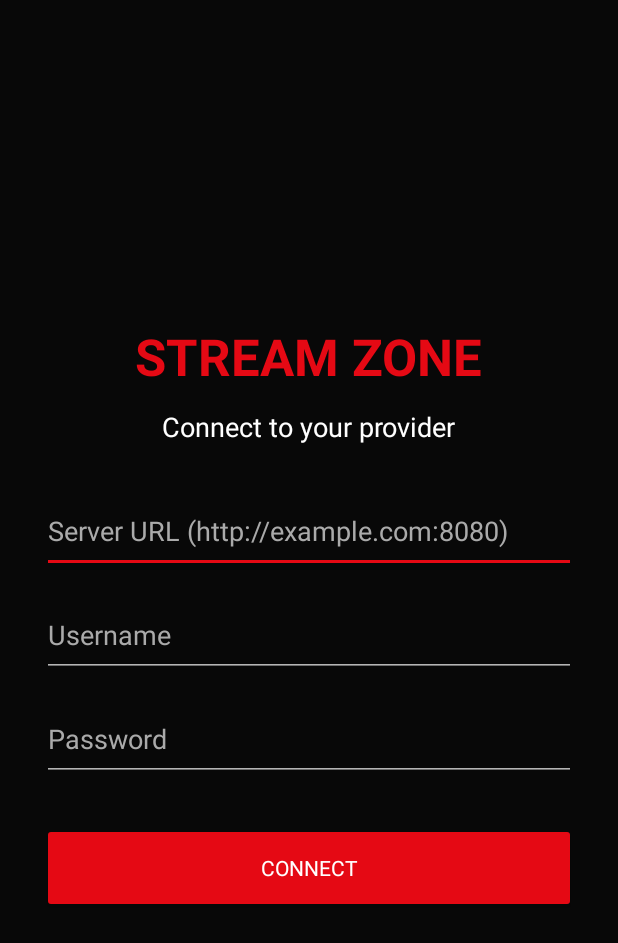
After one commit to MANOTTI5/Stream-Zone-New, an Android app: the LoginActivity screen opened directly, with no data from a screen before it, on a phone screen of 412 x 824 dp. The commit adds this screen. Shown: the top 943 px of the screen. Run offline under Robolectric (Android 15) with nearby library versions, the phone set to English and light mode, and no system bars.

Commit message:
Add Xtream Codes login screen

```diff
--- a/app/src/main/AndroidManifest.xml
+++ b/app/src/main/AndroidManifest.xml
@@ -20,6 +20,7 @@
 
         </activity>
 
+        <activity android:name=".LoginActivity" android:exported="false" />
     </application>
 
 </manifest>
--- /dev/null
+++ b/app/src/main/java/com/streamzone/app/LoginActivity.kt
@@ -0,0 +1,36 @@
+package com.streamzone.app
+
+import android.app.Activity
+import android.os.Bundle
+import android.widget.Button
+import android.widget.EditText
+import android.widget.Toast
+
+class LoginActivity : Activity() {
+
+    override fun onCreate(savedInstanceState: Bundle?) {
+        super.onCreate(savedInstanceState)
+        setContentView(R.layout.activity_login)
+
+        val serverUrl = findViewById<EditText>(R.id.serverUrl)
+        val username = findViewById<EditText>(R.id.username)
+        val password = findViewById<EditText>(R.id.password)
+        val connectButton = findViewById<Button>(R.id.connectButton)
+
+        connectButton.setOnClickListener {
+            val server = serverUrl.text.toString().trim()
+            val user = username.text.toString().trim()
+            val pass = password.text.toString()
+
+            if (server.isEmpty() || user.isEmpty() || pass.isEmpty()) {
+                Toast.makeText(this, "Please fill in all fields", Toast.LENGTH_SHORT).show()
+            } else {
+                Toast.makeText(
+                    this,
+                    "Login details entered. Provider connection comes next.",
+                    Toast.LENGTH_LONG
+                ).show()
+            }
+        }
+    }
+}
--- a/app/src/main/java/com/streamzone/app/MainActivity.kt
+++ b/app/src/main/java/com/streamzone/app/MainActivity.kt
@@ -1,7 +1,7 @@
-
 package com.streamzone.app
 
 import android.app.Activity
+import android.content.Intent
 import android.os.Bundle
 import android.widget.Button
 import android.widget.Toast
@@ -22,11 +22,15 @@ class MainActivity : Activity() {
 
     private fun setupButton(buttonId: Int, section: String) {
         findViewById<Button>(buttonId)?.setOnClickListener {
-            Toast.makeText(
-                this,
-                "$section section selected",
-                Toast.LENGTH_SHORT
-            ).show()
+            if (section == "Settings") {
+                startActivity(Intent(this, LoginActivity::class.java))
+            } else {
+                Toast.makeText(
+                    this,
+                    "$section section selected",
+                    Toast.LENGTH_SHORT
+                ).show()
+            }
         }
     }
 }
--- /dev/null
+++ b/app/src/main/res/layout/activity_login.xml
@@ -0,0 +1,74 @@
+<?xml version="1.0" encoding="utf-8"?>
+<ScrollView xmlns:android="http://schemas.android.com/apk/res/android"
+    android:layout_width="match_parent"
+    android:layout_height="match_parent"
+    android:background="#080808"
+    android:fillViewport="true">
+
+    <LinearLayout
+        android:layout_width="match_parent"
+        android:layout_height="wrap_content"
+        android:orientation="vertical"
+        android:gravity="center"
+        android:padding="28dp">
+
+        <TextView
+            android:layout_width="wrap_content"
+            android:layout_height="wrap_content"
+            android:text="STREAM ZONE"
+            android:textColor="#E50914"
+            android:textSize="34sp"
+            android:textStyle="bold"/>
+
+        <TextView
+            android:layout_width="wrap_content"
+            android:layout_height="wrap_content"
+            android:text="Connect to your provider"
+            android:textColor="#FFFFFF"
+            android:textSize="18sp"
+            android:layout_marginTop="12dp"
+            android:layout_marginBottom="30dp"/>
+
+        <EditText
+            android:id="@+id/serverUrl"
+            android:layout_width="match_parent"
+            android:layout_height="55dp"
+            android:hint="Server URL (http://example.com:8080)"
+            android:inputType="textUri"
+            android:textColor="#FFFFFF"
+            android:textColorHint="#AAAAAA"
+            android:singleLine="true"/>
+
+        <EditText
+            android:id="@+id/username"
+            android:layout_width="match_parent"
+            android:layout_height="55dp"
+            android:hint="Username"
+            android:inputType="text"
+            android:textColor="#FFFFFF"
+            android:textColorHint="#AAAAAA"
+            android:singleLine="true"
+            android:layout_marginTop="14dp"/>
+
+        <EditText
+            android:id="@+id/password"
+            android:layout_width="match_parent"
+            android:layout_height="55dp"
+            android:hint="Password"
+            android:inputType="textPassword"
+            android:textColor="#FFFFFF"
+            android:textColorHint="#AAAAAA"
+            android:singleLine="true"
+            android:layout_marginTop="14dp"/>
+
+        <Button
+            android:id="@+id/connectButton"
+            android:layout_width="match_parent"
+            android:layout_height="60dp"
+            android:text="CONNECT"
+            android:textColor="#FFFFFF"
+            android:backgroundTint="#E50914"
+            android:layout_marginTop="28dp"/>
+
+    </LinearLayout>
+</ScrollView>
```
